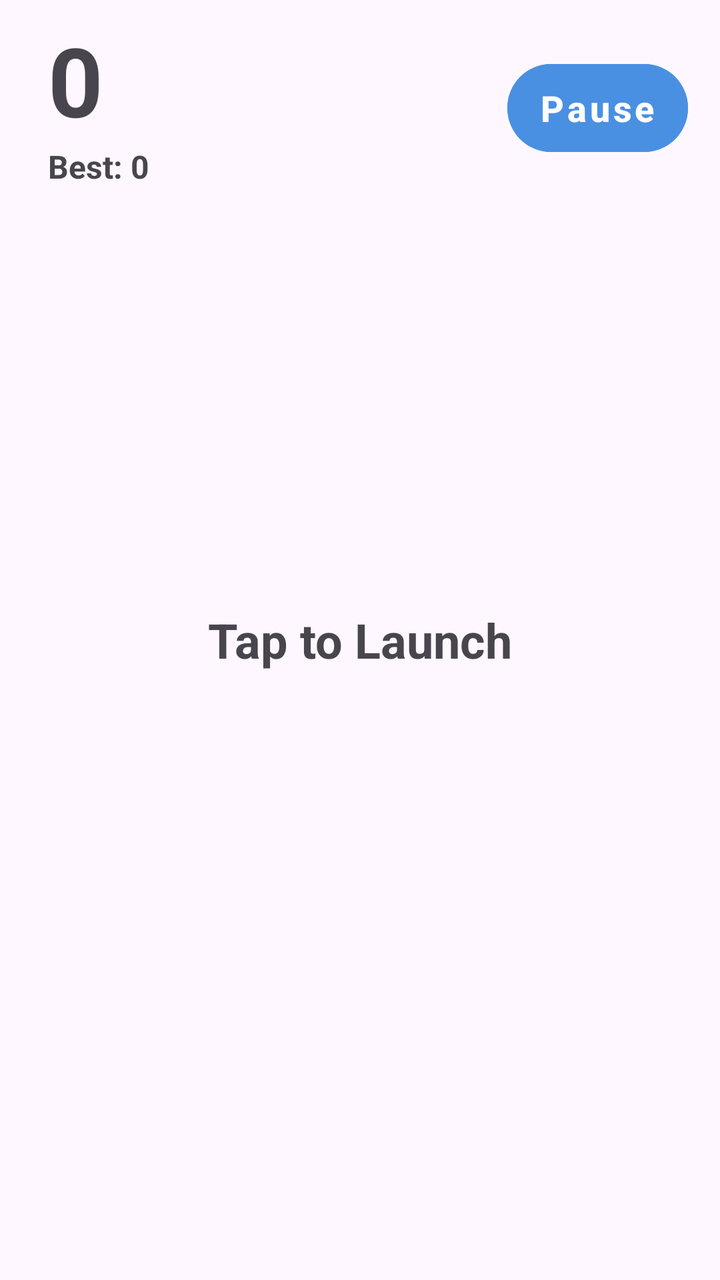
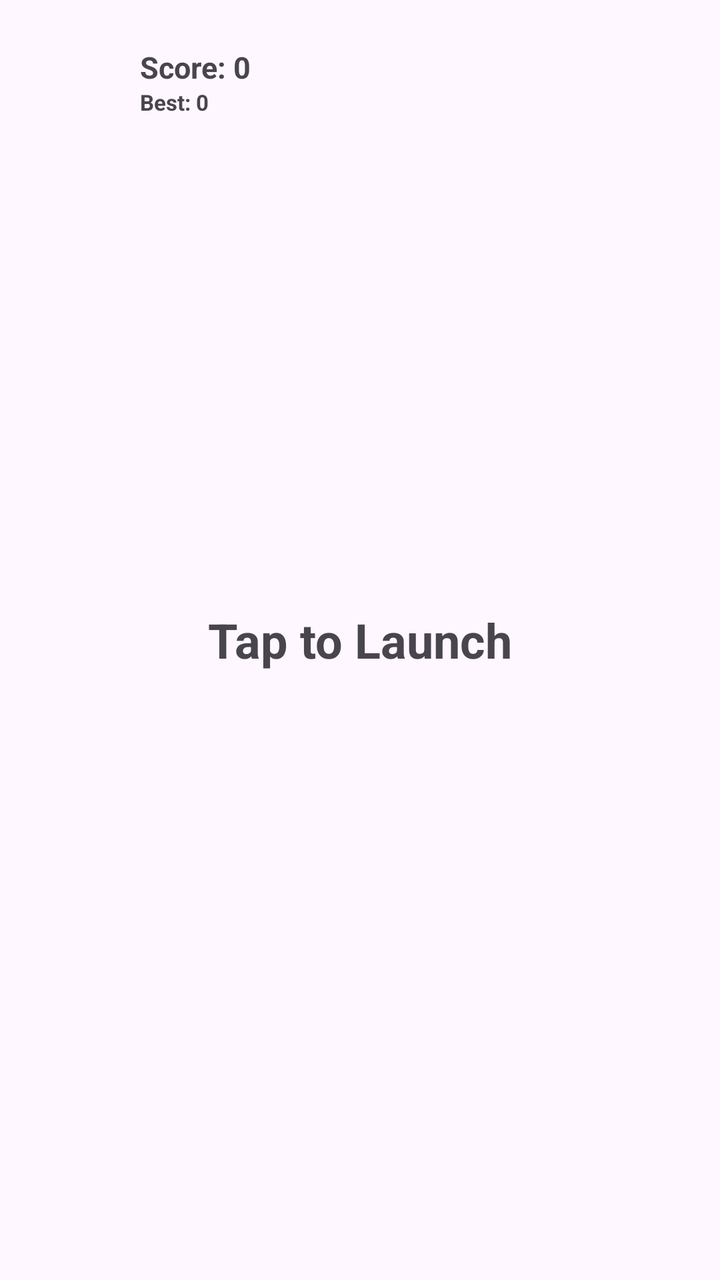

The first picture is an Android layout as it rendered before a commit; the second is the same layout after the commit. The layout source and the unified diff follow.
<!-- AndroidManifest.xml: activity theme Theme.OwnPhotoONWall -->
<!-- res/layout/activity_breakout.xml -->
<?xml version="1.0" encoding="utf-8"?>

<RelativeLayout xmlns:android="http://schemas.android.com/apk/res/android"
    xmlns:app="http://schemas.android.com/apk/res-auto"
    android:id="@+id/breakoutRoot"
    android:layout_width="match_parent"
    android:layout_height="match_parent"
    android:fitsSystemWindows="true">

    
    <FrameLayout
        android:id="@+id/gameContainer"
        android:layout_width="match_parent"
        android:layout_height="match_parent" />

    
    <RelativeLayout
        android:id="@+id/topHud"
        android:layout_width="match_parent"
        android:layout_height="wrap_content"
        android:layout_alignParentTop="true"
        android:paddingStart="24dp"
        android:paddingEnd="16dp"
        android:paddingTop="16dp"
        android:paddingBottom="12dp"
        android:elevation="4dp">

        
        <LinearLayout
            android:layout_width="wrap_content"
            android:layout_height="wrap_content"
            android:orientation="vertical"
            android:layout_alignParentStart="true"
            android:layout_centerVertical="true">

            <TextView
                android:id="@+id/tvCurrentScore"
                android:layout_width="wrap_content"
                android:layout_height="wrap_content"
                android:text="0"
                android:textSize="48sp"
                android:textStyle="bold"
                android:includeFontPadding="false" />

            <TextView
                android:id="@+id/tvHighScore"
                android:layout_width="wrap_content"
                android:layout_height="wrap_content"
                android:text="Best: 0"
                android:textSize="16sp"
                android:textStyle="bold"
                android:layout_marginTop="2dp" />
        </LinearLayout>

        <Button
            android:id="@+id/btnPause"
            style="@style/ModernButtonStyle"
            android:layout_width="wrap_content"
            android:layout_height="56dp"
            android:layout_alignParentEnd="true"
            android:layout_centerVertical="true"
            android:paddingHorizontal="24dp"
            android:backgroundTint="#4A90E2"
            android:textColor="#FFFFFF"
            android:textSize="18sp"
            android:textStyle="bold"
            android:text="Pause" />
    </RelativeLayout>

    
    <RelativeLayout
        android:id="@+id/pauseOverlay"
        android:layout_width="match_parent"
        android:layout_height="match_parent"
        android:background="#99000000"
        android:visibility="gone"
        android:elevation="10dp"
        android:clipToPadding="false"
        android:clipChildren="false">

        <ScrollView
            android:layout_width="match_parent"
            android:layout_height="wrap_content"
            android:layout_centerInParent="true"
            android:layout_marginHorizontal="28dp"
            android:scrollbars="none"
            android:clipToPadding="false">

            <LinearLayout
                android:id="@+id/pauseCard"
                android:layout_width="match_parent"
                android:layout_height="wrap_content"
                android:orientation="vertical"
                android:paddingTop="32dp"
                android:paddingBottom="44dp"
                android:paddingHorizontal="24dp"
                android:gravity="center"
                android:clipToPadding="false">

                <TextView
                    android:id="@+id/tvPauseTitle"
                    android:layout_width="wrap_content"
                    android:layout_height="wrap_content"
                    android:text="PAUSED"
                    android:textSize="26sp"
                    android:textStyle="bold"
                    android:gravity="center"
                    android:layout_marginBottom="24dp" />

                <Button
                    android:id="@+id/btnResume"
                    style="@style/ModernButtonStyle"
                    android:layout_width="match_parent"
                    android:layout_height="56dp"
                    android:textSize="16sp"
                    android:backgroundTint="#34C759"
                    android:textColor="#FFFFFF"
                    android:text="Resume Game" />

                
                <Button
                    android:id="@+id/btnToggleVibration"
                    style="@style/ModernButtonStyle"
                    android:layout_width="match_parent"
                    android:layout_height="56dp"
                    android:textSize="16sp"
                    android:backgroundTint="#8E8E93"
                    android:textColor="#FFFFFF"
                    android:layout_marginTop="12dp"
                    android:text="Vibration: ON" />

                <Button
                    android:id="@+id/btnQuitFromPause"
                    style="@style/ModernButtonStyle"
                    android:layout_width="match_parent"
                    android:layout_height="56dp"
                    android:textSize="16sp"
                    android:backgroundTint="#FF3B30"
                    android:textColor="#FFFFFF"
                    android:layout_marginTop="12dp"
                    android:text="Quit to Menu" />
            </LinearLayout>
        </ScrollView>
    </RelativeLayout>

    
    <RelativeLayout
        android:id="@+id/gameOverOverlay"
        android:layout_width="match_parent"
        android:layout_height="match_parent"
        android:background="#99000000"
        android:visibility="gone"
        android:elevation="10dp"
        android:clipToPadding="false"
        android:clipChildren="false">

        <ScrollView
            android:layout_width="match_parent"
            android:layout_height="wrap_content"
            android:layout_centerInParent="true"
            android:layout_marginHorizontal="28dp"
            android:scrollbars="none"
            android:clipToPadding="false">

            <LinearLayout
                android:id="@+id/gameOverCard"
                android:layout_width="match_parent"
                android:layout_height="wrap_content"
                android:orientation="vertical"
                android:paddingTop="32dp"
                android:paddingBottom="44dp"
                android:paddingHorizontal="24dp"
                android:gravity="center"
                android:clipToPadding="false">

                <TextView
                    android:id="@+id/tvGameOverTitle"
                    android:layout_width="match_parent"
                    android:layout_height="wrap_content"
                    android:text="GAME OVER"
                    android:textStyle="bold"
                    android:textSize="32sp"
                    android:gravity="center"
                    android:layout_marginBottom="8dp" />

                
                <TextView
                    android:id="@+id/tvNewHighScoreBanner"
                    android:layout_width="wrap_content"
                    android:layout_height="wrap_content"
                    android:text="🏆 NEW HIGH SCORE! 🏆"
                    android:textColor="#FFD700"
                    android:textSize="18sp"
                    android:textStyle="bold"
                    android:gravity="center"
                    android:visibility="gone"
                    android:layout_marginBottom="16dp" />

                <TextView
                    android:id="@+id/tvFinalScore"
                    android:layout_width="wrap_content"
                    android:layout_height="wrap_content"
                    android:text="Score: 0"
                    android:textSize="22sp"
                    android:layout_marginBottom="24dp" />

                <Button
                    android:id="@+id/btnRestart"
                    style="@style/ModernButtonStyle"
                    android:layout_width="match_parent"
                    android:layout_height="56dp"
                    android:textSize="16sp"
                    android:backgroundTint="#4A90E2"
                    android:textColor="#FFFFFF"
                    android:text="Play Again" />

                <Button
                    android:id="@+id/btnQuit"
                    style="@style/ModernButtonStyle"
                    android:layout_width="match_parent"
                    android:layout_height="56dp"
                    android:textSize="16sp"
                    android:layout_marginTop="12dp"
                    android:text="Quit" />
            </LinearLayout>
        </ScrollView>
    </RelativeLayout>

    
    <TextView
        android:id="@+id/tvTapToStart"
        android:layout_width="wrap_content"
        android:layout_height="wrap_content"
        android:layout_centerInParent="true"
        android:text="Tap to Launch"
        android:textSize="24sp"
        android:textStyle="bold"
        android:elevation="2dp" />

</RelativeLayout>
<!-- resources referenced by this layout -->
<resources>
  <style name="ModernButtonStyle" parent="Widget.MaterialComponents.Button.TextButton">
          <item name="android:layout_width">match_parent</item>
          <item name="android:layout_height">45dp</item>
          
          <item name="android:paddingStart">16dp</item>
          <item name="android:paddingEnd">16dp</item>
          <item name="android:textSize">12sp</item>
          <item name="android:textStyle">bold</item>
          <item name="android:textAllCaps">false</item>
          <item name="android:layout_marginBottom">12dp</item>
          <item name="cornerFamily">rounded</item>
          <item name="cornerRadius">24dp</item>
          <item name="android:textColor">?android:attr/textColorPrimary</item>
          <item name="backgroundTint">?android:attr/colorAccent</item>
      </style>
  <style name="Theme.OwnPhotoONWall" parent="Base.Theme.OwnPhotoONWall" />
  <style name="Base.Theme.OwnPhotoONWall" parent="Theme.Material3.DayNight.NoActionBar">
          <item name="android:windowActivityTransitions">true</item>
          <item name="android:windowContentTransitions">true</item>
      </style>
</resources>

<!-- the commit's change to res/layout/activity_breakout.xml (unified diff, before → after) -->
@@ -19,52 +19,61 @@
         android:layout_width="match_parent"
         android:layout_height="wrap_content"
         android:layout_alignParentTop="true"
-        android:paddingStart="24dp"
+        android:paddingStart="16dp"
         android:paddingEnd="16dp"
-        android:paddingTop="16dp"
+        android:paddingTop="20dp"
         android:paddingBottom="12dp"
+        android:clipChildren="false"
+        android:clipToPadding="false"
         android:elevation="4dp">
 
         
         <LinearLayout
+            android:id="@+id/btnPause"
             android:layout_width="wrap_content"
             android:layout_height="wrap_content"
-            android:orientation="vertical"
             android:layout_alignParentStart="true"
-            android:layout_centerVertical="true">
-
-            <TextView
-                android:id="@+id/tvCurrentScore"
+            android:layout_centerVertical="true"
+            android:gravity="center_vertical"
+            android:orientation="horizontal"
+            android:paddingTop="6dp"
+            android:paddingBottom="6dp"
+            android:paddingEnd="22dp"
+            android:paddingStart="6dp"
+            android:clickable="true"
+            android:focusable="true">
+
+            
+            <FrameLayout
+                android:id="@+id/pauseIconContainer"
+                android:layout_width="38dp"
+                android:layout_height="38dp" />
+
+            
+            <LinearLayout
                 android:layout_width="wrap_content"
                 android:layout_height="wrap_content"
-                android:text="0"
-                android:textSize="48sp"
-                android:textStyle="bold"
-                android:includeFontPadding="false" />
-
-            <TextView
-                android:id="@+id/tvHighScore"
-                android:layout_width="wrap_content"
-                android:layout_height="wrap_content"
-                android:text="Best: 0"
-                android:textSize="16sp"
-                android:textStyle="bold"
-                android:layout_marginTop="2dp" />
+                android:layout_marginStart="10dp"
+                android:orientation="vertical"
+                android:gravity="center_vertical">
+
+                <TextView
+                    android:id="@+id/tvScore"
+                    android:layout_width="wrap_content"
+                    android:layout_height="wrap_content"
+                    android:text="Score: 0"
+                    android:textSize="15sp"
+                    android:textStyle="bold" />
+
+                <TextView
+                    android:id="@+id/tvBestScore"
+                    android:layout_width="wrap_content"
+                    android:layout_height="wrap_content"
+                    android:text="Best: 0"
+                    android:textSize="11sp"
+                    android:textStyle="bold" />
+            </LinearLayout>
         </LinearLayout>
-
-        <Button
-            android:id="@+id/btnPause"
-            style="@style/ModernButtonStyle"
-            android:layout_width="wrap_content"
-            android:layout_height="56dp"
-            android:layout_alignParentEnd="true"
-            android:layout_centerVertical="true"
-            android:paddingHorizontal="24dp"
-            android:backgroundTint="#4A90E2"
-            android:textColor="#FFFFFF"
-            android:textSize="18sp"
-            android:textStyle="bold"
-            android:text="Pause" />
     </RelativeLayout>
 
     
@@ -118,8 +127,40 @@
                     android:text="Resume Game" />
 
                 
-                <Button
-                    android:id="@+id/btnToggleVibration"
+                <LinearLayout
+                    android:layout_width="match_parent"
+                    android:layout_height="wrap_content"
+                    android:orientation="horizontal"
+                    android:layout_marginTop="12dp">
+
+                    <Button
+                        android:id="@+id/btnToggleVibration"
+                        style="@style/ModernButtonStyle"
+                        android:layout_width="0dp"
+                        android:layout_height="56dp"
+                        android:layout_weight="1"
+                        android:textSize="15sp"
+                        android:backgroundTint="#8E8E93"
+                        android:textColor="#FFFFFF"
+                        android:text="Vib: ON"
+                        android:layout_marginEnd="6dp" />
+
+                    <Button
+                        android:id="@+id/btnToggleMusic"
+                        style="@style/ModernButtonStyle"
+                        android:layout_width="0dp"
+                        android:layout_height="56dp"
+                        android:layout_weight="1"
+                        android:textSize="15sp"
+                        android:backgroundTint="#8E8E93"
+                        android:textColor="#FFFFFF"
+                        android:text="Music: ON"
+                        android:layout_marginStart="6dp" />
+                </LinearLayout>
+
+                
+                <Button
+                    android:id="@+id/btnToggleSpeed"
                     style="@style/ModernButtonStyle"
                     android:layout_width="match_parent"
                     android:layout_height="56dp"
@@ -127,7 +168,7 @@
                     android:backgroundTint="#8E8E93"
                     android:textColor="#FFFFFF"
                     android:layout_marginTop="12dp"
-                    android:text="Vibration: ON" />
+                    android:text="Speed: Easy" />
 
                 <Button
                     android:id="@+id/btnQuitFromPause"
@@ -138,7 +179,7 @@
                     android:backgroundTint="#FF3B30"
                     android:textColor="#FFFFFF"
                     android:layout_marginTop="12dp"
-                    android:text="Quit to Menu" />
+                    android:text="Exit Game" />
             </LinearLayout>
         </ScrollView>
     </RelativeLayout>
